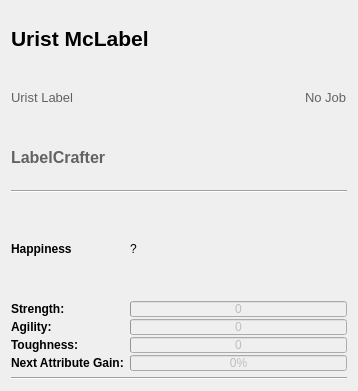
jimhester/dwarftherapist, file ui/dwarfdetailswidget.ui: the form before one commit.
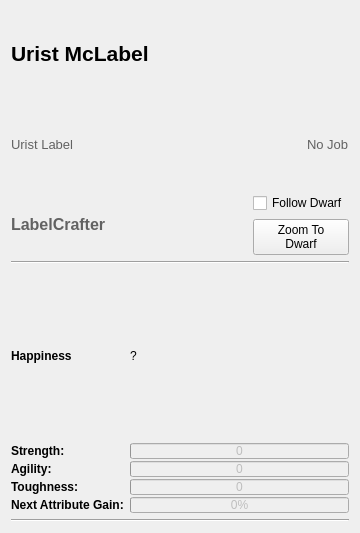
The form after the commit.

Commit message: DT-DFHack backend, dwarf likes, zooming,following, renaming with keystrokes

```diff
--- a/ui/dwarfdetailswidget.ui
+++ b/ui/dwarfdetailswidget.ui
@@ -6,8 +6,8 @@
    <rect>
     <x>0</x>
     <y>0</y>
-    <width>358</width>
-    <height>391</height>
+    <width>360</width>
+    <height>533</height>
    </rect>
   </property>
   <property name="windowTitle">
@@ -165,6 +165,8 @@
       </layout>
      </item>
      <item>
+      <layout class="QHBoxLayout" name="horizontalLayout_2">
+       <item>
       <widget class="QLabel" name="lbl_profession">
        <property name="palette">
         <palette>
@@ -222,6 +224,49 @@
        </property>
       </widget>
      </item>
+       <item>
+        <spacer name="horizontalSpacer_2">
+         <property name="orientation">
+          <enum>Qt::Horizontal</enum>
+         </property>
+         <property name="sizeHint" stdset="0">
+          <size>
+           <width>40</width>
+           <height>20</height>
+          </size>
+         </property>
+        </spacer>
+       </item>
+       <item>
+        <layout class="QVBoxLayout" name="verticalLayout_2">
+         <item>
+          <widget class="QCheckBox" name="checkBox">
+           <property name="text">
+            <string>Follow Dwarf</string>
+           </property>
+          </widget>
+         </item>
+         <item>
+          <widget class="QPushButton" name="btn_location">
+           <property name="maximumSize">
+            <size>
+             <width>166</width>
+             <height>16777215</height>
+            </size>
+           </property>
+           <property name="text">
+            <string>Zoom To
+Dwarf</string>
+           </property>
+           <property name="shortcut">
+            <string>Z</string>
+           </property>
+          </widget>
+         </item>
+        </layout>
+       </item>
+      </layout>
+     </item>
     </layout>
    </item>
    <item>
```
Left out of the diff: 39 changed lines with no effect on the pictures. Lines whose indentation alone changed are shown as unchanged. The commit also changes 50 other files.
